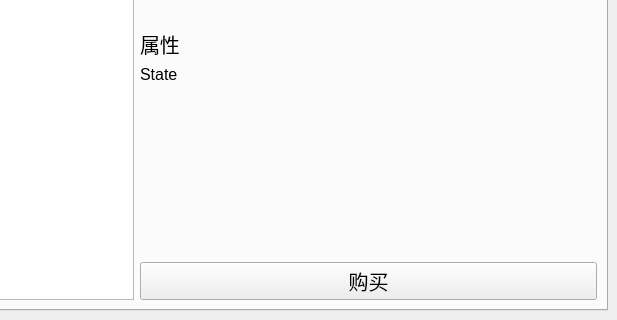
Qt form src/shop_window.ui (Pillowe582/GPAChess) before a commit; both pictures show x 343 to 960 and y 220 to 540 of the 960 by 540 pixel window.
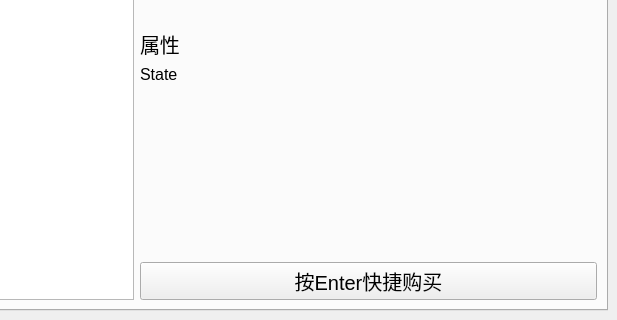
The same form after that commit.

```diff
--- a/src/shop_window.ui
+++ b/src/shop_window.ui
@@ -188,7 +188,10 @@
                                         <item>
                                             <widget class="QPushButton" name="purchaseButton">
                                                 <property name="text">
-                                                    <string>购买</string>
+             <string>按Enter快捷购买</string>
+            </property>
+            <property name="shortcut">
+             <string>Return</string>
                                                 </property>
                                             </widget>
                                         </item>
```
Left out of the diff: 27 changed lines with no effect on the pictures. Lines whose indentation alone changed are shown as unchanged.
